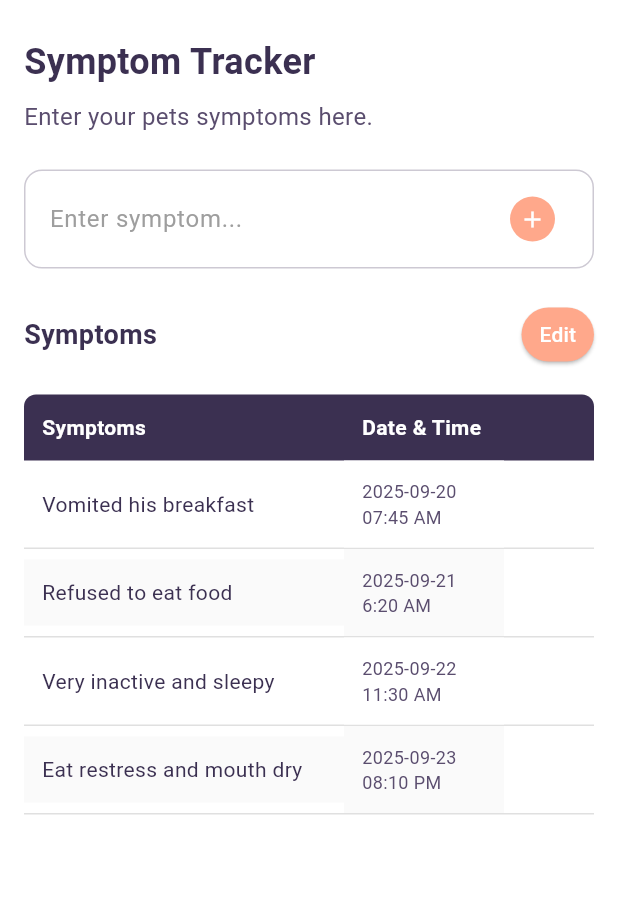
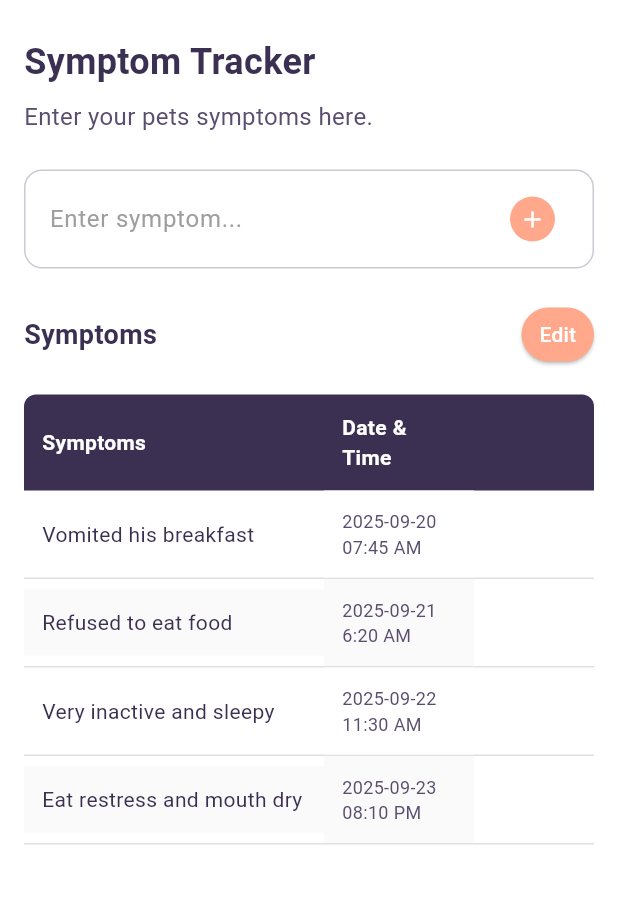
Before and after one commit to lochhapu/petpal-mobile-frontend, a Flutter app: the SymptomTrackerPage screen opened directly, on a phone screen of 412 x 824 dp, the part 72-976 px from its top. Run offline on Flutter 3.47's test engine with Material 3 defaults, Android fonts, the phone set to English and light mode, and no system bars.

Commit message:
overflow issue fixed

```diff
--- a/lib/features/medical/pages/symptom_tracker_page.dart
+++ b/lib/features/medical/pages/symptom_tracker_page.dart
@@ -105,10 +105,7 @@ class _SymptomTrackerPageState extends State<SymptomTrackerPage> {
         backgroundColor: Colors.white,
         elevation: 0,
         leading: IconButton(
-          icon: Icon(
-            Icons.arrow_back_ios,
-            color: AppColors.primaryColor,
-          ),
+          icon: Icon(Icons.arrow_back_ios, color: AppColors.primaryColor),
           onPressed: () {
             Navigator.of(context).pop();
           },
@@ -222,7 +219,7 @@ class _SymptomTrackerPageState extends State<SymptomTrackerPage> {
               ),
               const SizedBox(height: 20),
 
-              // Edit Mode Toggle - FIXED OVERFLOW
+              // Edit Mode Toggle
               Row(
                 mainAxisAlignment: MainAxisAlignment.spaceBetween,
                 children: [
@@ -257,13 +254,10 @@ class _SymptomTrackerPageState extends State<SymptomTrackerPage> {
                           horizontal: 12,
                           vertical: 8,
                         ),
-                        minimumSize:
-                            Size.zero, // Remove minimum size constraints
+                        minimumSize: Size.zero,
                       ),
                       child: Text(
-                        isEditMode
-                            ? 'Done'
-                            : 'Edit', // Shorter text to prevent overflow
+                        isEditMode ? 'Done' : 'Edit',
                         style: const TextStyle(
                           fontSize: 14,
                           fontWeight: FontWeight.w500,
@@ -311,7 +305,7 @@ class _SymptomTrackerPageState extends State<SymptomTrackerPage> {
                         ),
                       ),
                     ),
-                    SizedBox(width: 60), // Space for action buttons
+                    SizedBox(width: 80), // Space for action buttons
                   ],
                 ),
               ),
@@ -351,7 +345,10 @@ class _SymptomTrackerPageState extends State<SymptomTrackerPage> {
               padding: const EdgeInsets.all(12),
               color: index % 2 == 0 ? Colors.white : Colors.grey[50],
               child: symptom['isEditing']
-                  ? TextField(
+                  ? SizedBox(
+                      height:
+                          40, // Fixed height for TextField to prevent overflow
+                      child: TextField(
                         controller: editController,
                         decoration: const InputDecoration(
                           border: OutlineInputBorder(),
@@ -359,6 +356,7 @@ class _SymptomTrackerPageState extends State<SymptomTrackerPage> {
                           isDense: true,
                         ),
                         onSubmitted: (value) => _updateSymptom(index, value),
+                      ),
                     )
                   : Text(
                       symptom['symptom'],
@@ -381,14 +379,17 @@ class _SymptomTrackerPageState extends State<SymptomTrackerPage> {
 
           // Action Buttons Column - FIXED OVERFLOW
           Container(
-            width: 60, // Slightly wider to prevent overflow
+            width: 80, // Increased width to prevent overflow
             color: index % 2 == 0 ? Colors.white : Colors.grey[50],
             child: isEditMode
                 ? Row(
-                    mainAxisAlignment: MainAxisAlignment.center,
+                    mainAxisAlignment: MainAxisAlignment.spaceEvenly,
                     children: [
                       // Edit/Save Button
-                      IconButton(
+                      Container(
+                        width: 32,
+                        height: 32,
+                        child: IconButton(
                           onPressed: () {
                             if (symptom['isEditing']) {
                               _updateSymptom(index, editController.text);
@@ -403,32 +404,29 @@ class _SymptomTrackerPageState extends State<SymptomTrackerPage> {
                             color: symptom['isEditing']
                                 ? Colors.green
                                 : AppColors.primaryColor,
-                          size: 18,
+                            size: 16,
                           ),
                           padding: EdgeInsets.zero,
-                        constraints: const BoxConstraints(
-                          minWidth: 30,
-                          minHeight: 30,
                         ),
                       ),
 
                       // Delete Button
-                      IconButton(
+                      Container(
+                        width: 32,
+                        height: 32,
+                        child: IconButton(
                           onPressed: () => _deleteSymptom(index),
                           icon: const Icon(
                             Icons.delete,
                             color: Colors.red,
-                          size: 18,
+                            size: 16,
                           ),
                           padding: EdgeInsets.zero,
-                        constraints: const BoxConstraints(
-                          minWidth: 30,
-                          minHeight: 30,
                         ),
                       ),
                     ],
                   )
-                : const SizedBox(width: 60),
+                : const SizedBox(width: 80),
           ),
         ],
       ),
```
Lines whose indentation alone changed are shown as unchanged.
